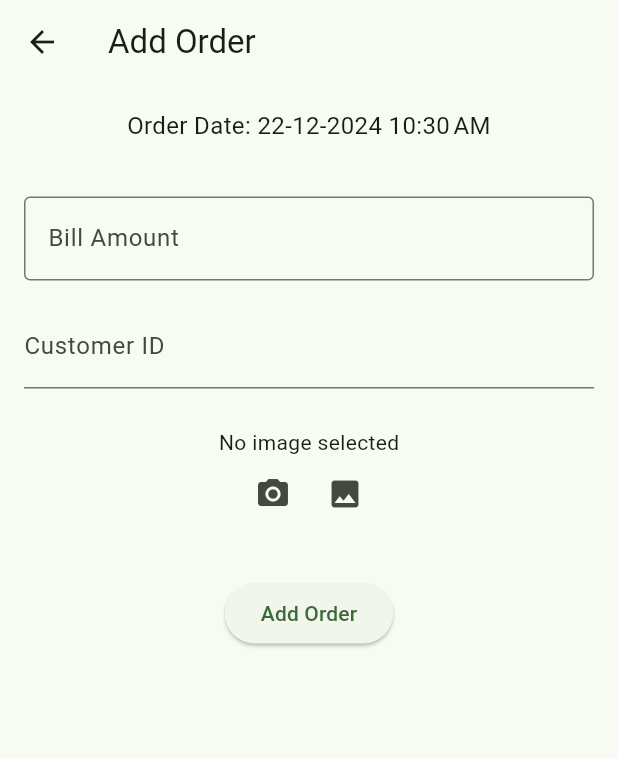
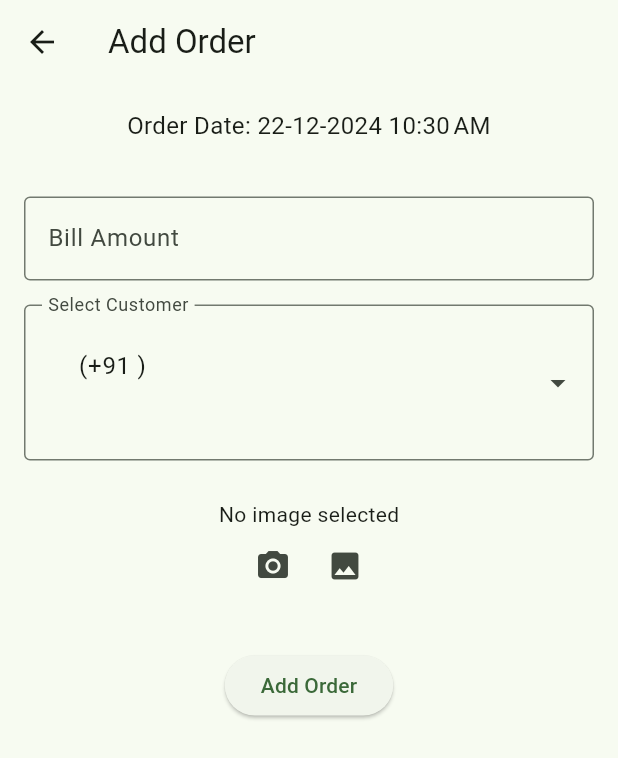
Before and after one commit to Raveen2001/delivery_app, a Flutter app: the HomeScreen screen opened by its route, after a tap on the "add" icon, on a phone screen of 412 x 824 dp. Shown: the top 758 px of the screen. Run offline on Flutter 3.47's test engine with Material 3 defaults, Android fonts, the phone set to English and light mode, and no system bars; drawn by our look-alikes of dropdown_search; our stand-ins replace carousel_slider, cloud_firestore, firebase_auth, firebase_core, firebase_storage, flutter_svg and 3 more; accounts and stored records are empty.

Commit message:
Add order page added

```diff
--- a/lib/models/customer_model.dart
+++ b/lib/models/customer_model.dart
@@ -12,6 +12,11 @@ class AppCustomer {
     this.googleLocation,
     required this.createdAt,
   });
+
+  @override
+  String toString() {
+    return "$name (+91 $phone)";
+  }
 
   AppCustomer.fromJson(Map<String, dynamic> json)
       : name = json['name'],
--- a/lib/models/order_model.dart
+++ b/lib/models/order_model.dart
@@ -2,14 +2,14 @@ class AppOrder {
   final List<String> billImages;
   final int billAmount;
   final int billNumber;
-  final String customerId;
+  final String customerPhone;
   final DateTime billDate;
 
   AppOrder({
     required this.billImages,
     required this.billAmount,
     required this.billNumber,
-    required this.customerId,
+    required this.customerPhone,
     required this.billDate,
   });
 
@@ -17,14 +17,14 @@ class AppOrder {
       : billImages = List<String>.from(json['billImages']),
         billAmount = json['billAmount'],
         billNumber = json['id'],
-        customerId = json['customerId'],
+        customerPhone = json['customerPhone'],
         billDate = json['billDate'].toDate();
 
   Map<String, dynamic> toJson() => {
         'billImages': billImages,
         'billAmount': billAmount,
         'id': billNumber,
-        'customerId': customerId,
+        'customerPhone': customerPhone,
         'billDate': billDate,
       };
 }
--- a/lib/screens/AddEditCustomerScreen/add_edit_customer_controller.dart
+++ b/lib/screens/AddEditCustomerScreen/add_edit_customer_controller.dart
@@ -64,7 +64,7 @@ class AddEditCustomerController extends GetxController {
       await customerService.addCustomer(customer);
     }
 
-    Get.back(); // Navigate back
+    Get.back(result: customer); // Navigate back
 
     Get.snackbar("Success",
         "Customer ${nameTextController.text} ${isEditing ? 'updated' : 'added'}");
--- a/lib/screens/AddEditOrderScreen/add_edit_order_controller.dart
+++ b/lib/screens/AddEditOrderScreen/add_edit_order_controller.dart
@@ -1,6 +1,7 @@
 import 'dart:io';
 
 import 'package:cloud_firestore/cloud_firestore.dart';
+import 'package:delivery_app/models/customer_model.dart';
 import 'package:delivery_app/services/order_service.dart';
 import 'package:delivery_app/utils/date.dart';
 import 'package:delivery_app/utils/files.dart';
@@ -21,10 +22,11 @@ class AddEditOrderController extends GetxController {
   // Controllers for form fields
   final formKey = GlobalKey<FormState>();
   final billAmountController = TextEditingController();
-  final customerIdController = TextEditingController();
   var billDate = LONG_DATE_FORMAT.format(DateTime.now()); // For date input
 
   final selectedImages = Rx<List<File>>([]);
+  final selectedCustomer = Rx<AppCustomer?>(null);
+
   var isLoading = false.obs;
 
   @override
@@ -47,6 +49,10 @@ class AddEditOrderController extends GetxController {
   Future<void> onSubmit() async {
     if (isLoading.value) return;
     if (!formKey.currentState!.validate()) return;
+    if (selectedCustomer.value == null) {
+      Get.snackbar("Error", "Please select a customer");
+      return;
+    }
 
     if (selectedImages.value.isEmpty) {
       Get.snackbar("Error", "Please select an image");
@@ -71,7 +77,7 @@ class AddEditOrderController extends GetxController {
       billImages: uploadedImageUrls,
       billAmount: int.parse(billAmountController.text),
       billNumber: billNumber,
-      customerId: customerIdController.text,
+      customerPhone: selectedCustomer.value!.phone,
       billDate: LONG_DATE_FORMAT.parse(billDate),
     );
 
@@ -103,7 +109,6 @@ class AddEditOrderController extends GetxController {
   // Initialize fields for editing
   void initializeFields(AppOrder order) {
     billAmountController.text = order.billAmount.toString();
-    customerIdController.text = order.customerId;
     billDate = order.billDate.toIso8601String();
     // selectedImages.value =  // Clear selected image
   }
@@ -114,4 +119,8 @@ class AddEditOrderController extends GetxController {
     // Update the UI
     selectedImages.refresh();
   }
+
+  void onCustomerChange(AppCustomer? customer) {
+    selectedCustomer.value = customer;
+  }
 }
--- a/lib/screens/AddEditOrderScreen/add_edit_order_screen.dart
+++ b/lib/screens/AddEditOrderScreen/add_edit_order_screen.dart
@@ -1,6 +1,6 @@
 import 'package:delivery_app/screens/AddEditOrderScreen/add_edit_order_controller.dart';
+import 'package:delivery_app/widgets/customer_dropdown.dart';
 import 'package:delivery_app/widgets/file_carousel_slider.dart';
-import 'package:delivery_app/widgets/network_carousel_slider.dart';
 import 'package:flutter/material.dart';
 import 'package:get/get.dart';
 import 'package:image_picker/image_picker.dart';
@@ -42,14 +42,13 @@ class AddEditOrderScreen extends StatelessWidget {
                     if (!value.isNumericOnly) {
                       return "Please enter a valid number";
                     }
+                    return null;
                   }),
               const SizedBox(height: 16),
-              TextFormField(
-                controller: controller.customerIdController,
-                decoration: const InputDecoration(labelText: "Customer ID"),
-                validator: (value) =>
-                    value!.isEmpty ? "Please enter customer ID" : null,
-              ),
+              Obx(() => CustomerDropdown(
+                    selectedItem: controller.selectedCustomer.value,
+                    onChanged: controller.onCustomerChange,
+                  )),
               const SizedBox(height: 26),
               Obx(() => controller.selectedImages.value.isEmpty
                   ? const Text("No image selected")
--- a/lib/screens/DeliveryScreen/delivery_screen.dart
+++ b/lib/screens/DeliveryScreen/delivery_screen.dart
@@ -5,8 +5,6 @@ class DeliveryScreen extends StatelessWidget {
 
   @override
   Widget build(BuildContext context) {
-    return Container(
-      child: Text("Delivery"),
-    );
+    return const Text("Delivery");
   }
 }
--- a/lib/screens/HomeScreen/home_controller.dart
+++ b/lib/screens/HomeScreen/home_controller.dart
@@ -11,7 +11,7 @@ class HomeController extends GetxController {
 
   final screens = [
     OrderScreen(),
-    DeliveryScreen(),
+    const DeliveryScreen(),
     CustomerScreen(),
     ProfileScreen(),
   ];
--- a/lib/screens/OrderScreen/order_screen.dart
+++ b/lib/screens/OrderScreen/order_screen.dart
@@ -1,6 +1,5 @@
 import 'package:delivery_app/services/order_service.dart';
 import 'package:flutter/material.dart';
-import 'package:flutter_svg/svg.dart';
 import 'package:get/get.dart';
 
 class OrderScreen extends StatelessWidget {
@@ -9,13 +8,15 @@ class OrderScreen extends StatelessWidget {
   final orderService = Get.find<OrderService>();
   @override
   Widget build(BuildContext context) {
-    return Obx(() => ListView.builder(
+    return Obx(() => orderService.orders.isEmpty
+        ? const Center(child: Text("No Orders in last 5 days"))
+        : ListView.builder(
             itemCount: orderService.orders.length,
             itemBuilder: (context, index) {
               final order = orderService.orders[index];
               return ListTile(
                 title: Text("Order #${order.billNumber}"),
-            subtitle: Text("Order details"),
+                subtitle: const Text("Order details"),
                 trailing: const Icon(Icons.arrow_forward_ios),
               );
             }));
--- /dev/null
+++ b/lib/widgets/customer_dropdown.dart
@@ -0,0 +1,70 @@
+import 'package:delivery_app/models/customer_model.dart';
+import 'package:delivery_app/screens/AddEditCustomerScreen/add_edit_customer_screen.dart';
+import 'package:delivery_app/services/customer_service.dart';
+import 'package:dropdown_search/dropdown_search.dart';
+import 'package:flutter/material.dart';
+import 'package:get/get.dart';
+
+class CustomerDropdown extends StatelessWidget {
+  AppCustomer? selectedItem;
+  void Function(AppCustomer?)? onChanged;
+  CustomerDropdown({super.key, this.selectedItem, this.onChanged});
+
+  final customerService = Get.find<CustomerService>();
+  @override
+  Widget build(BuildContext context) {
+    return DropdownSearch<AppCustomer>(
+      items: (f, cs) => customerService.customers,
+      selectedItem: selectedItem,
+      onChanged: onChanged,
+      compareFn: (item1, item2) => item1.phone == item2.phone,
+      // filterFn: (item, filter) => item.phone.contains(filter),
+      popupProps: PopupProps.menu(
+        showSearchBox: true,
+        searchDelay: const Duration(milliseconds: 0),
+        emptyBuilder: (context, searchEntry) => ListTile(
+          title: Text("Add +91 $searchEntry"),
+          onTap: () async {
+            Get.back();
+            final data =
+                await Get.toNamed(AddEditCustomerScreen.routeName, arguments: {
+              "phone": searchEntry,
+              "isEdit": false,
+            });
+
+            if (data != null) {
+              onChanged?.call(data);
+            }
+          },
+        ),
+        fit: FlexFit.loose,
+        itemBuilder: (context, item, isDisabled, isSelected) => Column(
+          children: [
+            ListTile(
+              title: Text("${item.name} (+91 ${item.phone})"),
+              subtitle: Text(item.address),
+            ),
+            const Divider(),
+          ],
+        ),
+      ),
+      decoratorProps: const DropDownDecoratorProps(
+        decoration: InputDecoration(
+          label: Text("Select Customer"),
+          border: OutlineInputBorder(),
+        ),
+      ),
+      dropdownBuilder: (ctx, selectedItem) {
+        if (selectedItem == null) {
+          return Container(
+            height: 28,
+          );
+        }
+        return ListTile(
+          title: Text("${selectedItem.name} (+91 ${selectedItem.phone})"),
+          subtitle: Text(selectedItem.address),
+        );
+      },
+    );
+  }
+}
--- a/pubspec.yaml
+++ b/pubspec.yaml
@@ -44,6 +44,7 @@ dependencies:
   carousel_slider: ^5.0.0
   photo_view: ^0.15.0
   intl: ^0.20.1
+  dropdown_search: ^6.0.1
 
 dev_dependencies:
   flutter_test:
```
Also changed, not shown: pubspec.lock. Lines whose indentation alone changed are shown as unchanged.
